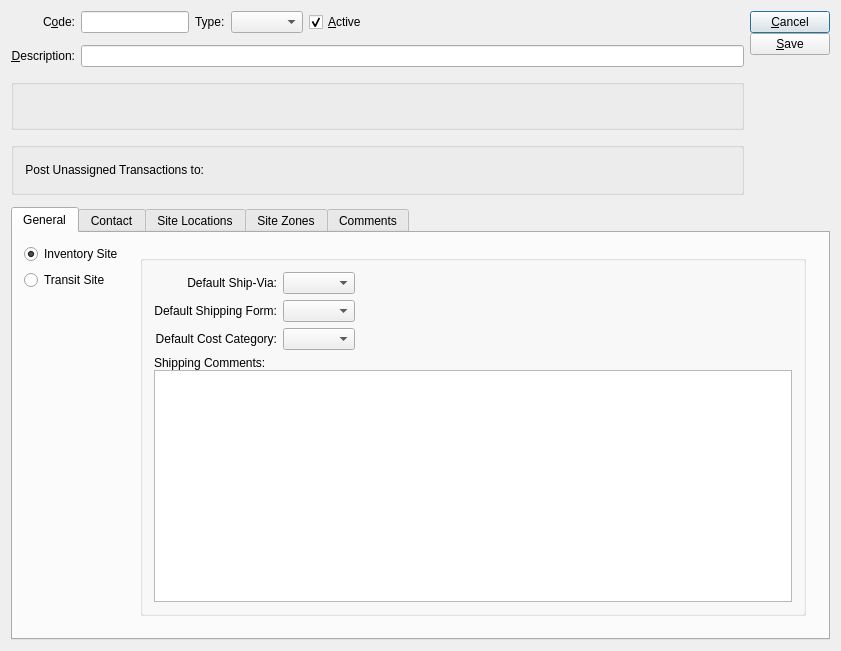
Qt form guiclient/warehouse.ui (Pegasus-RPG/xtuple-client) before a commit.
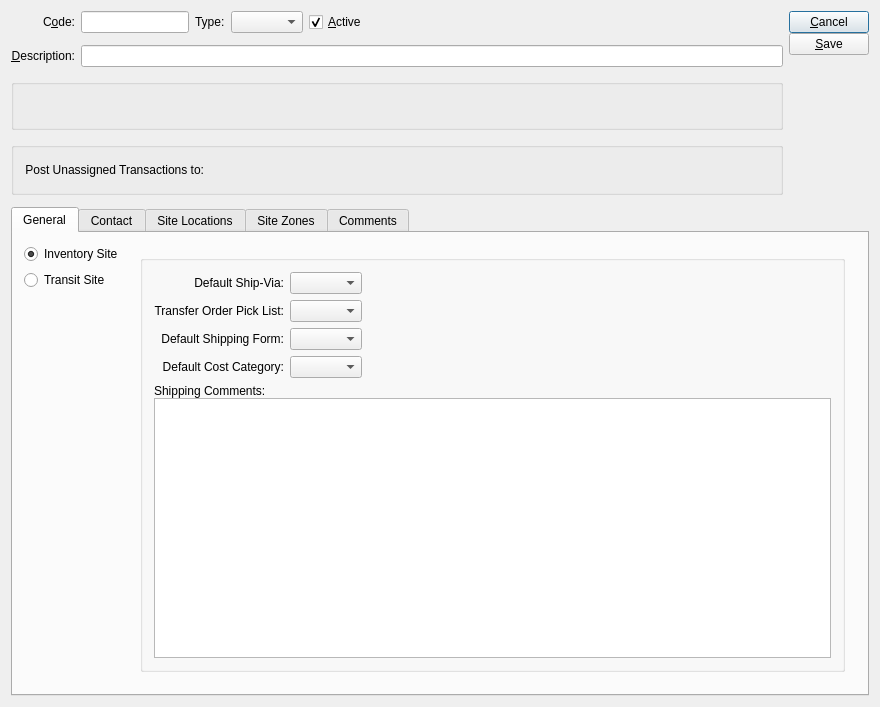
The same form after that commit. The open tabs and pages were chosen to show the change. Custom widgets are drawn as their Qt base class.

Commit message: Issue #26322: Transfer Order PickLists

Diff of the .ui file:
```diff
--- a/guiclient/warehouse.ui
+++ b/guiclient/warehouse.ui
@@ -13,8 +13,8 @@
    <rect>
     <x>0</x>
     <y>0</y>
-    <width>841</width>
-    <height>651</height>
+    <width>880</width>
+    <height>707</height>
    </rect>
   </property>
   <property name="windowTitle">
@@ -652,7 +652,7 @@
                   </item>
                  </layout>
                 </item>
-                <item row="1" column="0">
+                <item row="2" column="0">
                  <widget class="QLabel" name="_shipformLit">
                   <property name="text">
                    <string>Default Shipping Form:</string>
@@ -665,7 +665,7 @@
                   </property>
                  </widget>
                 </item>
-                <item row="1" column="1">
+                <item row="2" column="1">
                  <layout class="QHBoxLayout" name="horizontalLayout_5">
                   <item>
                    <widget class="XComboBox" name="_shipform">
@@ -695,7 +695,7 @@
                   </item>
                  </layout>
                 </item>
-                <item row="2" column="0">
+                <item row="3" column="0">
                  <widget class="QLabel" name="_costcatLit">
                   <property name="text">
                    <string>Default Cost Category:</string>
@@ -708,7 +708,7 @@
                   </property>
                  </widget>
                 </item>
-                <item row="2" column="1">
+                <item row="3" column="1">
                  <layout class="QHBoxLayout" name="horizontalLayout_4">
                   <item>
                    <widget class="XComboBox" name="_costcat">
@@ -735,7 +735,7 @@
                   </item>
                  </layout>
                 </item>
-                <item row="3" column="0" colspan="2">
+                <item row="4" column="0" colspan="2">
                  <layout class="QVBoxLayout" name="verticalLayout_2">
                   <property name="spacing">
                    <number>0</number>
@@ -755,6 +755,46 @@
                   </item>
                  </layout>
                 </item>
+                <item row="1" column="0">
+                 <widget class="QLabel" name="_pickListLit">
+                  <property name="text">
+                   <string>Transfer Order Pick List:</string>
+                  </property>
+                  <property name="alignment">
+                   <set>Qt::AlignRight|Qt::AlignTrailing|Qt::AlignVCenter</set>
+                  </property>
+                 </widget>
+                </item>
+                <item row="1" column="1">
+                 <layout class="QHBoxLayout" name="horizontalLayout_10">
+                  <item>
+                   <widget class="XComboBox" name="_pickList">
+                    <property name="allowNull">
+                     <bool>true</bool>
+                    </property>
+                    <property name="type">
+                     <enum>XComboBox::ShippingForms</enum>
+                    </property>
+                    <property name="defaultCode">
+                     <enum>XComboBox::None</enum>
+                    </property>
+                   </widget>
+                  </item>
+                  <item>
+                   <spacer name="horizontalSpacer_11">
+                    <property name="orientation">
+                     <enum>Qt::Horizontal</enum>
+                    </property>
+                    <property name="sizeHint" stdset="0">
+                     <size>
+                      <width>40</width>
+                      <height>20</height>
+                     </size>
+                    </property>
+                   </spacer>
+                  </item>
+                 </layout>
+                </item>
                </layout>
               </widget>
              </item>
```
Left out of the diff: 2 changed lines with no effect on the pictures. The commit also changes 2 other files.
